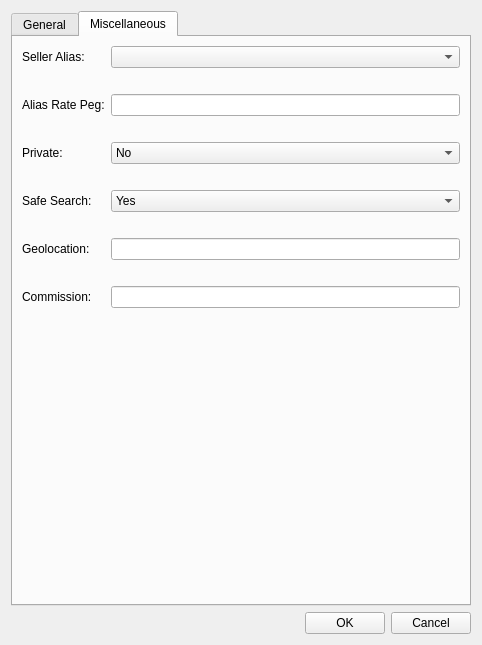
Before: the Qt Designer form src/qt/forms/editofferdialog.ui in greggdourgarian/syscoin2, drawn with Qt 5.
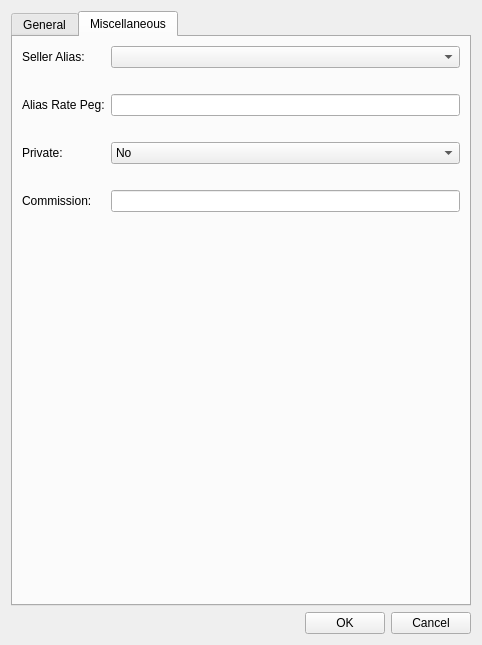
After: the same form once the commit is applied. The open tabs and pages were chosen to show the change.

```diff
--- a/src/qt/forms/editofferdialog.ui
+++ b/src/qt/forms/editofferdialog.ui
@@ -239,57 +239,6 @@
          </property>
         </widget>
        </item>
-       <item row="8" column="0">
-        <widget class="QLabel" name="label">
-         <property name="text">
-          <string>Safe Search:</string>
-         </property>
-        </widget>
-       </item>
-       <item row="8" column="1">
-        <widget class="QComboBox" name="safeSearchEdit">
-         <item>
-          <property name="text">
-           <string>Yes</string>
-          </property>
-         </item>
-         <item>
-          <property name="text">
-           <string>No</string>
-          </property>
-         </item>
-        </widget>
-       </item>
-       <item row="9" column="1">
-        <widget class="QLabel" name="safeSearchDisclaimer">
-         <property name="text">
-          <string/>
-         </property>
-         <property name="wordWrap">
-          <bool>true</bool>
-         </property>
-        </widget>
-       </item>
-       <item row="10" column="0">
-        <widget class="QLabel" name="label_2">
-         <property name="text">
-          <string>Geolocation:</string>
-         </property>
-        </widget>
-       </item>
-       <item row="10" column="1">
-        <widget class="QLineEdit" name="geoLocationEdit"/>
-       </item>
-       <item row="11" column="1">
-        <widget class="QLabel" name="geolocationDisclaimer">
-         <property name="text">
-          <string/>
-         </property>
-         <property name="wordWrap">
-          <bool>true</bool>
-         </property>
-        </widget>
-       </item>
        <item row="12" column="0">
         <widget class="QLabel" name="commissionLabel">
          <property name="text">
```
Left out of the diff: 25 changed lines with no effect on the pictures.
